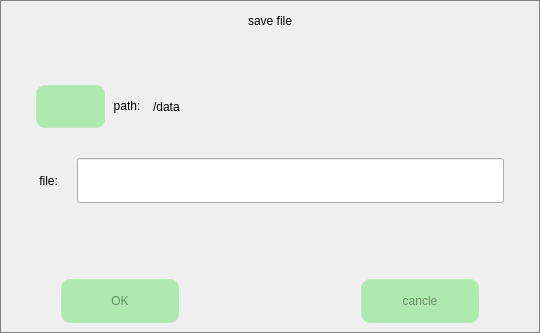
Qt form voice_savefile_name.ui (jizizihe/baijie_demo) before a commit.
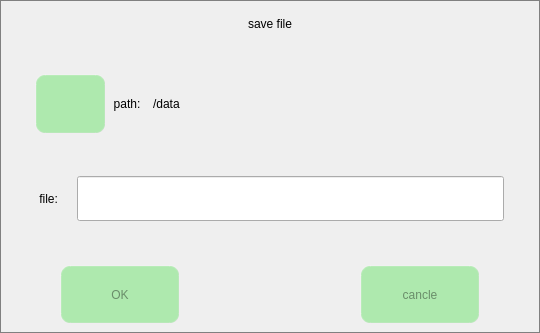
The same form after that commit. Icons and pictures are not drawn.

Commit message: func: 1.add cancel pair, disconnect, stop scanning, and display matched bluetooth in bluetooth       2.add display connected devices in wifi       3.change function button style and change layout in gpio       4.change layout in ethernet

```diff
--- a/voice_savefile_name.ui
+++ b/voice_savefile_name.ui
@@ -83,7 +83,7 @@
  }</string>
   </property>
   <widget class="QWidget" name="centralwidget">
-   <layout class="QGridLayout" name="gridLayout" rowstretch="1,2,2,1,2,3,2">
+   <layout class="QGridLayout" name="gridLayout" rowstretch="1,1,2,1,2,1,2">
     <property name="leftMargin">
      <number>0</number>
     </property>
```
The commit also changes 52 other files.
